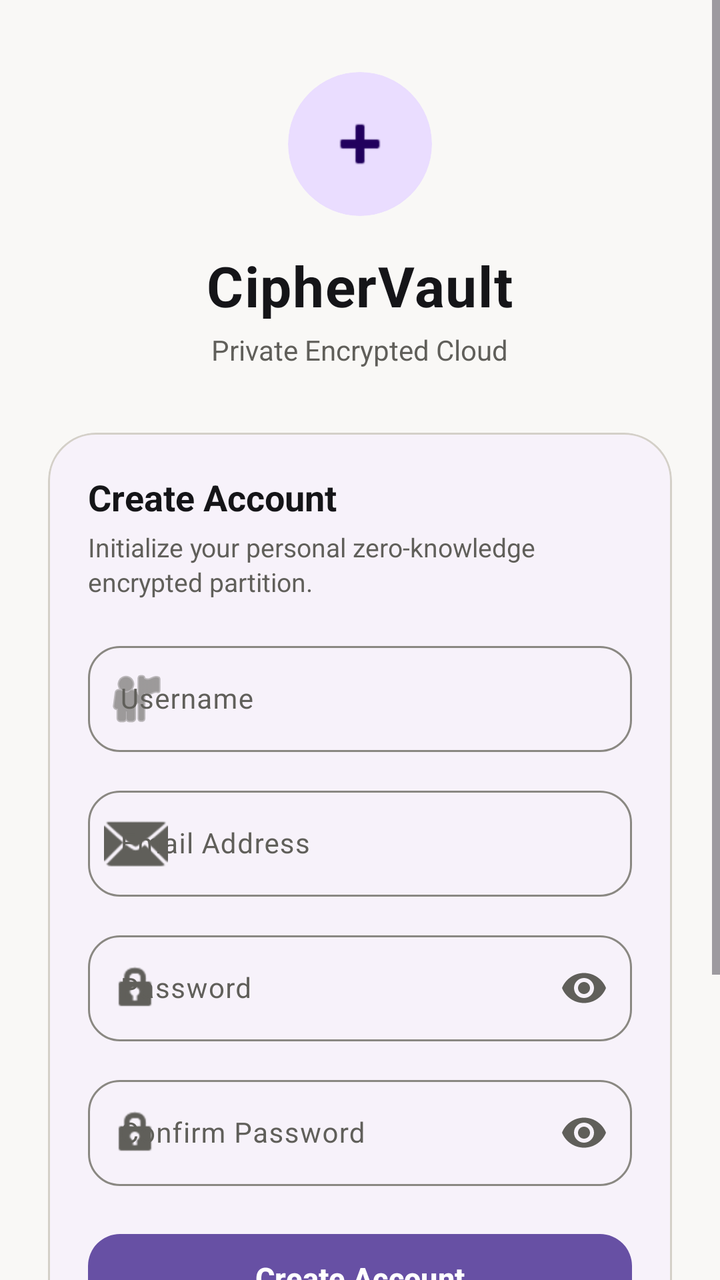
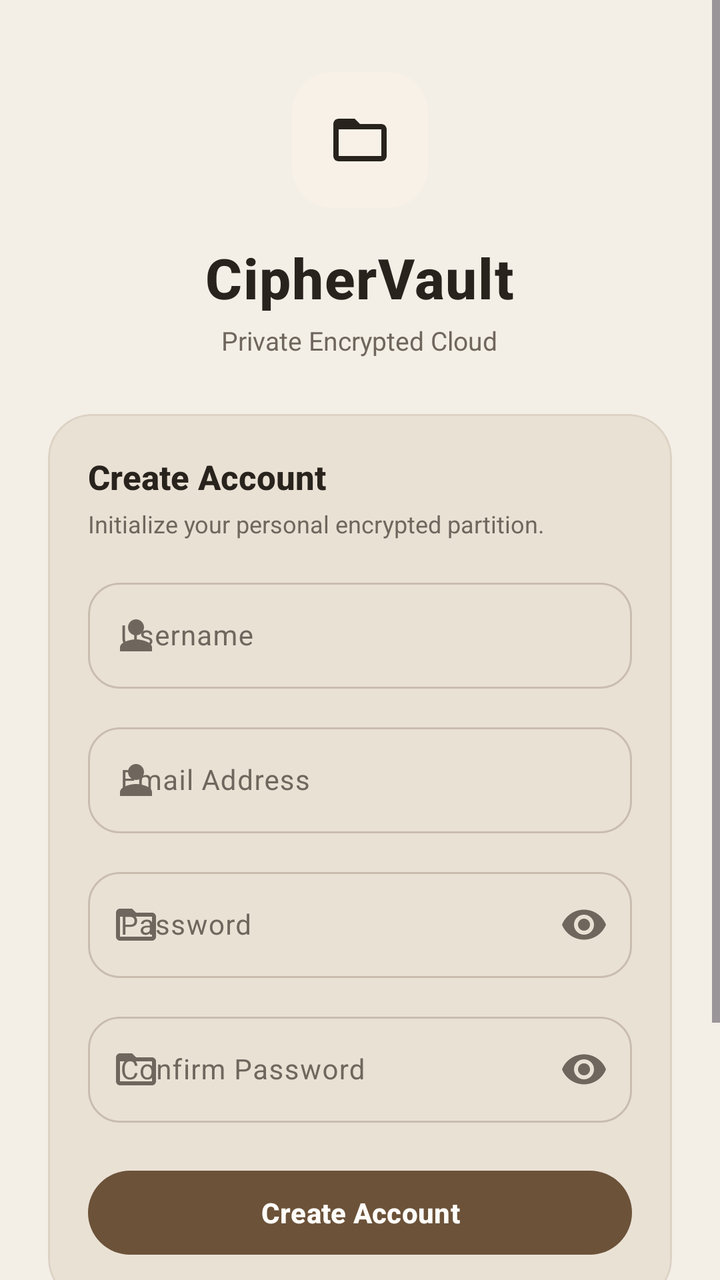

An Android layout rendered at two revisions. The XML below is the earlier revision; the diff shows what the commit changed to produce the second picture.
<!-- AndroidManifest.xml: application theme Theme.CipherVault -->
<!-- res/layout/activity_sign_up.xml -->
<?xml version="1.0" encoding="utf-8"?>
<ScrollView xmlns:android="http://schemas.android.com/apk/res/android"
    xmlns:app="http://schemas.android.com/apk/res-auto"
    android:layout_width="match_parent"
    android:layout_height="match_parent"
    android:fillViewport="true"
    android:fitsSystemWindows="true"
    android:background="?attr/colorSurface">

    <LinearLayout
        android:layout_width="match_parent"
        android:layout_height="wrap_content"
        android:orientation="vertical"
        android:gravity="center_horizontal"
        android:paddingHorizontal="24dp"
        android:paddingTop="36dp"
        android:paddingBottom="24dp">

        
        <com.google.android.material.card.MaterialCardView
            android:layout_width="72dp"
            android:layout_height="72dp"
            app:cardCornerRadius="36dp"
            app:cardElevation="0dp"
            app:strokeWidth="0dp"
            app:cardBackgroundColor="?attr/colorPrimaryContainer">

            <ImageView
                android:layout_width="36dp"
                android:layout_height="36dp"
                android:layout_gravity="center"
                android:contentDescription="New Vault Account"
                android:src="@android:drawable/ic_input_add"
                app:tint="?attr/colorOnPrimaryContainer" />
        </com.google.android.material.card.MaterialCardView>

        
        <TextView
            android:layout_width="wrap_content"
            android:layout_height="wrap_content"
            android:layout_marginTop="16dp"
            android:text="CipherVault"
            android:textColor="?attr/colorOnSurface"
            android:textSize="28sp"
            android:textStyle="bold"
            android:letterSpacing="0.02" />

        <TextView
            android:layout_width="wrap_content"
            android:layout_height="wrap_content"
            android:layout_marginTop="4dp"
            android:text="Private Encrypted Cloud"
            android:textColor="?attr/colorOnSurfaceVariant"
            android:textSize="14sp" />

        
        <com.google.android.material.card.MaterialCardView
            android:layout_width="match_parent"
            android:layout_height="wrap_content"
            android:layout_marginTop="32dp"
            app:cardCornerRadius="24dp"
            app:cardElevation="0dp"
            app:strokeWidth="1dp"
            app:strokeColor="?attr/colorOutlineVariant"
            app:cardBackgroundColor="?attr/colorSurfaceContainerLow">

            <LinearLayout
                android:layout_width="match_parent"
                android:layout_height="wrap_content"
                android:orientation="vertical"
                android:padding="20dp">

                <TextView
                    android:layout_width="match_parent"
                    android:layout_height="wrap_content"
                    android:text="Create Account"
                    android:textColor="?attr/colorOnSurface"
                    android:textSize="18sp"
                    android:textStyle="bold" />

                <TextView
                    android:layout_width="match_parent"
                    android:layout_height="wrap_content"
                    android:layout_marginTop="4dp"
                    android:text="Initialize your personal zero-knowledge encrypted partition."
                    android:textColor="?attr/colorOnSurfaceVariant"
                    android:textSize="13sp"
                    android:lineSpacingExtra="2dp" />

                
                <com.google.android.material.textfield.TextInputLayout
                    android:layout_width="match_parent"
                    android:layout_height="wrap_content"
                    android:layout_marginTop="18dp"
                    android:hint="Username"
                    style="@style/Widget.Material3.TextInputLayout.OutlinedBox"
                    app:boxCornerRadiusTopStart="16dp"
                    app:boxCornerRadiusTopEnd="16dp"
                    app:boxCornerRadiusBottomStart="16dp"
                    app:boxCornerRadiusBottomEnd="16dp"
                    app:startIconDrawable="@android:drawable/ic_menu_myplaces"
                    app:startIconTint="?attr/colorOnSurfaceVariant">

                    <com.google.android.material.textfield.TextInputEditText
                        android:id="@+id/usernameInput"
                        android:layout_width="match_parent"
                        android:layout_height="wrap_content"
                        android:inputType="text"
                        android:singleLine="true"
                        android:textColor="?attr/colorOnSurface"
                        android:textSize="14sp" />
                </com.google.android.material.textfield.TextInputLayout>

                
                <com.google.android.material.textfield.TextInputLayout
                    android:layout_width="match_parent"
                    android:layout_height="wrap_content"
                    android:layout_marginTop="14dp"
                    android:hint="Email Address"
                    style="@style/Widget.Material3.TextInputLayout.OutlinedBox"
                    app:boxCornerRadiusTopStart="16dp"
                    app:boxCornerRadiusTopEnd="16dp"
                    app:boxCornerRadiusBottomStart="16dp"
                    app:boxCornerRadiusBottomEnd="16dp"
                    app:startIconDrawable="@android:drawable/ic_dialog_email"
                    app:startIconTint="?attr/colorOnSurfaceVariant">

                    <com.google.android.material.textfield.TextInputEditText
                        android:id="@+id/emailInput"
                        android:layout_width="match_parent"
                        android:layout_height="wrap_content"
                        android:inputType="textEmailAddress"
                        android:singleLine="true"
                        android:textColor="?attr/colorOnSurface"
                        android:textSize="14sp" />
                </com.google.android.material.textfield.TextInputLayout>

                
                <com.google.android.material.textfield.TextInputLayout
                    android:layout_width="match_parent"
                    android:layout_height="wrap_content"
                    android:layout_marginTop="14dp"
                    android:hint="Password"
                    style="@style/Widget.Material3.TextInputLayout.OutlinedBox"
                    app:boxCornerRadiusTopStart="16dp"
                    app:boxCornerRadiusTopEnd="16dp"
                    app:boxCornerRadiusBottomStart="16dp"
                    app:boxCornerRadiusBottomEnd="16dp"
                    app:startIconDrawable="@android:drawable/ic_lock_idle_lock"
                    app:startIconTint="?attr/colorOnSurfaceVariant"
                    app:endIconMode="password_toggle">

                    <com.google.android.material.textfield.TextInputEditText
                        android:id="@+id/passwordInput"
                        android:layout_width="match_parent"
                        android:layout_height="wrap_content"
                        android:inputType="textPassword"
                        android:singleLine="true"
                        android:textColor="?attr/colorOnSurface"
                        android:textSize="14sp" />
                </com.google.android.material.textfield.TextInputLayout>

                
                <com.google.android.material.textfield.TextInputLayout
                    android:layout_width="match_parent"
                    android:layout_height="wrap_content"
                    android:layout_marginTop="14dp"
                    android:hint="Confirm Password"
                    style="@style/Widget.Material3.TextInputLayout.OutlinedBox"
                    app:boxCornerRadiusTopStart="16dp"
                    app:boxCornerRadiusTopEnd="16dp"
                    app:boxCornerRadiusBottomStart="16dp"
                    app:boxCornerRadiusBottomEnd="16dp"
                    app:startIconDrawable="@android:drawable/ic_lock_idle_lock"
                    app:startIconTint="?attr/colorOnSurfaceVariant"
                    app:endIconMode="password_toggle">

                    <com.google.android.material.textfield.TextInputEditText
                        android:id="@+id/confirmPasswordInput"
                        android:layout_width="match_parent"
                        android:layout_height="wrap_content"
                        android:inputType="textPassword"
                        android:singleLine="true"
                        android:textColor="?attr/colorOnSurface"
                        android:textSize="14sp" />
                </com.google.android.material.textfield.TextInputLayout>

                
                <com.google.android.material.button.MaterialButton
                    android:id="@+id/registerButton"
                    android:layout_width="match_parent"
                    android:layout_height="52dp"
                    android:layout_marginTop="20dp"
                    android:text="Create Account"
                    android:textAllCaps="false"
                    android:textColor="?attr/colorOnPrimary"
                    android:textSize="15sp"
                    android:textStyle="bold"
                    app:backgroundTint="?attr/colorPrimary"
                    app:cornerRadius="16dp" />

            </LinearLayout>
        </com.google.android.material.card.MaterialCardView>

        
        <com.google.android.material.divider.MaterialDivider
            android:layout_width="match_parent"
            android:layout_height="wrap_content"
            android:layout_marginTop="28dp"
            app:dividerColor="?attr/colorOutlineVariant" />

        
        <TextView
            android:id="@+id/loginLink"
            android:layout_width="wrap_content"
            android:layout_height="48dp"
            android:layout_marginTop="16dp"
            android:gravity="center"
            android:clickable="true"
            android:focusable="true"
            android:text="Already registered? Sign In"
            android:textColor="?attr/colorPrimary"
            android:textSize="13sp"
            android:textStyle="bold" />

        
        <TextView
            android:layout_width="wrap_content"
            android:layout_height="wrap_content"
            android:layout_marginTop="24dp"
            android:gravity="center"
            android:text="AES-256-GCM Encrypted Storage"
            android:textColor="?attr/colorOutline"
            android:textSize="11sp"
            android:letterSpacing="0.03" />

    </LinearLayout>
</ScrollView>
<!-- resources referenced by this layout -->
<resources>
  <style name="Theme.CipherVault" parent="Theme.Material3.DayNight.NoActionBar">
          
          <item name="colorSurface">@color/md_theme_light_surface</item>
          <item name="colorOnSurface">@color/md_theme_light_onSurface</item>
          <item name="colorSurfaceVariant">@color/md_theme_light_surfaceVariant</item>
          <item name="colorOnSurfaceVariant">@color/md_theme_light_onSurfaceVariant</item>
          <item name="colorOutline">@color/md_theme_light_outline</item>
          <item name="colorOutlineVariant">@color/md_theme_light_outlineVariant</item>
  
          
          <item name="android:statusBarColor">@android:color/transparent</item>
          <item name="android:navigationBarColor">@android:color/transparent</item>
          <item name="android:windowLightStatusBar">true</item>
          <item name="android:windowLightNavigationBar" tools:targetApi="o_mr1">true</item>
      </style>
  <color name="md_theme_light_surface">#F9F8F6</color>
  <color name="md_theme_light_onSurface">#151518</color>
  <color name="md_theme_light_surfaceVariant">#E6E3DD</color>
  <color name="md_theme_light_onSurfaceVariant">#605F5A</color>
  <color name="md_theme_light_outline">#8A8882</color>
  <color name="md_theme_light_outlineVariant">#D4D0C8</color>
</resources>

<!-- the commit's change to res/layout/activity_sign_up.xml (unified diff, before → after) -->
@@ -18,20 +18,20 @@
 
         
         <com.google.android.material.card.MaterialCardView
-            android:layout_width="72dp"
-            android:layout_height="72dp"
-            app:cardCornerRadius="36dp"
+            android:layout_width="68dp"
+            android:layout_height="68dp"
+            app:cardCornerRadius="20dp"
             app:cardElevation="0dp"
             app:strokeWidth="0dp"
-            app:cardBackgroundColor="?attr/colorPrimaryContainer">
+            app:cardBackgroundColor="?attr/colorSecondaryContainer">
 
             <ImageView
-                android:layout_width="36dp"
-                android:layout_height="36dp"
+                android:layout_width="32dp"
+                android:layout_height="32dp"
                 android:layout_gravity="center"
                 android:contentDescription="New Vault Account"
-                android:src="@android:drawable/ic_input_add"
-                app:tint="?attr/colorOnPrimaryContainer" />
+                android:src="@drawable/ic_nav_files"
+                app:tint="?attr/colorOnSecondaryContainer" />
         </com.google.android.material.card.MaterialCardView>
 
         
@@ -42,6 +42,7 @@
             android:text="CipherVault"
             android:textColor="?attr/colorOnSurface"
             android:textSize="28sp"
+            android:fontFamily="sans-serif-medium"
             android:textStyle="bold"
             android:letterSpacing="0.02" />
 
@@ -51,14 +52,14 @@
             android:layout_marginTop="4dp"
             android:text="Private Encrypted Cloud"
             android:textColor="?attr/colorOnSurfaceVariant"
-            android:textSize="14sp" />
+            android:textSize="13sp" />
 
         
         <com.google.android.material.card.MaterialCardView
             android:layout_width="match_parent"
             android:layout_height="wrap_content"
-            android:layout_marginTop="32dp"
-            app:cardCornerRadius="24dp"
+            android:layout_marginTop="28dp"
+            app:cardCornerRadius="22dp"
             app:cardElevation="0dp"
             app:strokeWidth="1dp"
             app:strokeColor="?attr/colorOutlineVariant"
@@ -75,30 +76,31 @@
                     android:layout_height="wrap_content"
                     android:text="Create Account"
                     android:textColor="?attr/colorOnSurface"
-                    android:textSize="18sp"
+                    android:textSize="17sp"
+                    android:fontFamily="sans-serif-medium"
                     android:textStyle="bold" />
 
                 <TextView
                     android:layout_width="match_parent"
                     android:layout_height="wrap_content"
                     android:layout_marginTop="4dp"
-                    android:text="Initialize your personal zero-knowledge encrypted partition."
+                    android:text="Initialize your personal encrypted partition."
                     android:textColor="?attr/colorOnSurfaceVariant"
-                    android:textSize="13sp"
+                    android:textSize="12sp"
                     android:lineSpacingExtra="2dp" />
 
                 
                 <com.google.android.material.textfield.TextInputLayout
                     android:layout_width="match_parent"
                     android:layout_height="wrap_content"
-                    android:layout_marginTop="18dp"
+                    android:layout_marginTop="16dp"
                     android:hint="Username"
                     style="@style/Widget.Material3.TextInputLayout.OutlinedBox"
                     app:boxCornerRadiusTopStart="16dp"
                     app:boxCornerRadiusTopEnd="16dp"
                     app:boxCornerRadiusBottomStart="16dp"
                     app:boxCornerRadiusBottomEnd="16dp"
-                    app:startIconDrawable="@android:drawable/ic_menu_myplaces"
+                    app:startIconDrawable="@drawable/ic_nav_profile"
                     app:startIconTint="?attr/colorOnSurfaceVariant">
 
                     <com.google.android.material.textfield.TextInputEditText
@@ -122,7 +124,7 @@
                     app:boxCornerRadiusTopEnd="16dp"
                     app:boxCornerRadiusBottomStart="16dp"
                     app:boxCornerRadiusBottomEnd="16dp"
-                    app:startIconDrawable="@android:drawable/ic_dialog_email"
+                    app:startIconDrawable="@drawable/ic_nav_profile"
                     app:startIconTint="?attr/colorOnSurfaceVariant">
 
                     <com.google.android.material.textfield.TextInputEditText
@@ -146,7 +148,7 @@
                     app:boxCornerRadiusTopEnd="16dp"
                     app:boxCornerRadiusBottomStart="16dp"
                     app:boxCornerRadiusBottomEnd="16dp"
-                    app:startIconDrawable="@android:drawable/ic_lock_idle_lock"
+                    app:startIconDrawable="@drawable/ic_nav_files"
                     app:startIconTint="?attr/colorOnSurfaceVariant"
                     app:endIconMode="password_toggle">
 
@@ -171,7 +173,7 @@
                     app:boxCornerRadiusTopEnd="16dp"
                     app:boxCornerRadiusBottomStart="16dp"
                     app:boxCornerRadiusBottomEnd="16dp"
-                    app:startIconDrawable="@android:drawable/ic_lock_idle_lock"
+                    app:startIconDrawable="@drawable/ic_nav_files"
                     app:startIconTint="?attr/colorOnSurfaceVariant"
                     app:endIconMode="password_toggle">
 
@@ -189,15 +191,15 @@
                 <com.google.android.material.button.MaterialButton
                     android:id="@+id/registerButton"
                     android:layout_width="match_parent"
-                    android:layout_height="52dp"
+                    android:layout_height="50dp"
                     android:layout_marginTop="20dp"
                     android:text="Create Account"
                     android:textAllCaps="false"
                     android:textColor="?attr/colorOnPrimary"
-                    android:textSize="15sp"
+                    android:textSize="14sp"
                     android:textStyle="bold"
                     app:backgroundTint="?attr/colorPrimary"
-                    app:cornerRadius="16dp" />
+                    app:cornerRadius="25dp" />
 
             </LinearLayout>
         </com.google.android.material.card.MaterialCardView>
@@ -214,22 +216,23 @@
             android:id="@+id/loginLink"
             android:layout_width="wrap_content"
             android:layout_height="48dp"
-            android:layout_marginTop="16dp"
+            android:layout_marginTop="14dp"
             android:gravity="center"
             android:clickable="true"
             android:focusable="true"
             android:text="Already registered? Sign In"
             android:textColor="?attr/colorPrimary"
             android:textSize="13sp"
+            android:fontFamily="sans-serif-medium"
             android:textStyle="bold" />
 
         
         <TextView
             android:layout_width="wrap_content"
             android:layout_height="wrap_content"
-            android:layout_marginTop="24dp"
+            android:layout_marginTop="20dp"
             android:gravity="center"
-            android:text="AES-256-GCM Encrypted Storage"
+            android:text="@string/caption_aes_gcm"
             android:textColor="?attr/colorOutline"
             android:textSize="11sp"
             android:letterSpacing="0.03" />
<!-- resource entries referenced after the edit -->
@@ -1,25 +1,103 @@
 <!-- resources referenced by this layout -->
 <resources>
+  <!-- drawable ic_nav_files (drawable) -->
+  <vector xmlns:android="http://schemas.android.com/apk/res/android"
+      android:width="24dp"
+      android:height="24dp"
+      android:viewportWidth="24"
+      android:viewportHeight="24">
+    <path
+        android:fillColor="@android:color/white"
+        android:pathData="M20,6h-8l-2,-2H4C2.9,4 2.01,4.9 2.01,6L2,18c0,1.1 0.9,2 2,2h16c1.1,0 2,-0.9 2,-2V8c0,-1.1 -0.9,-2 -2,-2zM20,18H4V8h16v10z"/>
+  </vector>
+  <!-- drawable ic_nav_profile (drawable) -->
+  <vector xmlns:android="http://schemas.android.com/apk/res/android"
+      android:width="24dp"
+      android:height="24dp"
+      android:viewportWidth="24"
+      android:viewportHeight="24">
+    <path
+        android:fillColor="@android:color/white"
+        android:pathData="M12,12c2.21,0 4,-1.79 4,-4s-1.79,-4 -4,-4 -4,1.79 -4,4 1.79,4 4,4zM12,14c-2.67,0 -8,1.34 -8,4v2h16v-2c0,-2.66 -5.33,-4 -8,-4z"/>
+  </vector>
+  <string name="caption_aes_gcm">AES-256-GCM Encrypted Storage</string>
   <style name="Theme.CipherVault" parent="Theme.Material3.DayNight.NoActionBar">
           
-          <item name="colorSurface">@color/md_theme_light_surface</item>
-          <item name="colorOnSurface">@color/md_theme_light_onSurface</item>
-          <item name="colorSurfaceVariant">@color/md_theme_light_surfaceVariant</item>
-          <item name="colorOnSurfaceVariant">@color/md_theme_light_onSurfaceVariant</item>
-          <item name="colorOutline">@color/md_theme_light_outline</item>
-          <item name="colorOutlineVariant">@color/md_theme_light_outlineVariant</item>
+          <item name="colorPrimary">@color/cv_light_primary_brown</item>
+          <item name="colorOnPrimary">@color/cv_light_surface</item>
+          <item name="colorPrimaryContainer">@color/cv_light_surface_container</item>
+          <item name="colorOnPrimaryContainer">@color/cv_light_text_primary</item>
+  
+          <item name="colorSecondary">@color/cv_light_caramel</item>
+          <item name="colorOnSecondary">@color/cv_light_surface</item>
+          <item name="colorSecondaryContainer">@color/cv_light_surface_elevated</item>
+          <item name="colorOnSecondaryContainer">@color/cv_light_text_primary</item>
+  
+          
+          <item name="android:colorBackground">@color/cv_light_bg</item>
+          <item name="colorSurface">@color/cv_light_bg</item>
+          <item name="colorOnSurface">@color/cv_light_text_primary</item>
+          <item name="colorSurfaceVariant">@color/cv_light_surface_container</item>
+          <item name="colorOnSurfaceVariant">@color/cv_light_text_secondary</item>
+          <item name="colorSurfaceContainer">@color/cv_light_surface</item>
+          <item name="colorSurfaceContainerLow">@color/cv_light_surface_container</item>
+          <item name="colorSurfaceContainerHigh">@color/cv_light_surface_elevated</item>
+          <item name="colorSurfaceContainerHighest">@color/cv_light_surface_container</item>
+  
+          
+          <item name="colorOutline">@color/cv_light_outline</item>
+          <item name="colorOutlineVariant">@color/cv_light_outline_variant</item>
+  
+          
+          <item name="colorError">@color/status_error</item>
+          <item name="colorOnError">#FFFFFF</item>
+          <item name="colorErrorContainer">@color/status_error_container</item>
   
           
           <item name="android:statusBarColor">@android:color/transparent</item>
           <item name="android:navigationBarColor">@android:color/transparent</item>
           <item name="android:windowLightStatusBar">true</item>
           <item name="android:windowLightNavigationBar" tools:targetApi="o_mr1">true</item>
+  
+          
+          <item name="shapeAppearanceSmallComponent">@style/ShapeAppearance.CipherVault.Small</item>
+          <item name="shapeAppearanceMediumComponent">@style/ShapeAppearance.CipherVault.Medium</item>
+          <item name="shapeAppearanceLargeComponent">@style/ShapeAppearance.CipherVault.Large</item>
+          <item name="bottomSheetDialogTheme">@style/Theme.CipherVault.BottomSheetDialog</item>
       </style>
-  <color name="md_theme_light_surface">#F9F8F6</color>
-  <color name="md_theme_light_onSurface">#151518</color>
-  <color name="md_theme_light_surfaceVariant">#E6E3DD</color>
-  <color name="md_theme_light_onSurfaceVariant">#605F5A</color>
-  <color name="md_theme_light_outline">#8A8882</color>
-  <color name="md_theme_light_outlineVariant">#D4D0C8</color>
+  <color name="cv_light_primary_brown">#6B5239</color>
+  <color name="cv_light_surface">#FFFDF9</color>
+  <color name="cv_light_surface_container">#EAE1D5</color>
+  <color name="cv_light_text_primary">#29231D</color>
+  <color name="cv_light_caramel">#A68157</color>
+  <color name="cv_light_surface_elevated">#F7F1E8</color>
+  <color name="cv_light_bg">#F3EEE6</color>
+  <color name="cv_light_text_secondary">#6F665D</color>
+  <color name="cv_light_outline">#C9BDAF</color>
+  <color name="cv_light_outline_variant">#DDD3C5</color>
+  <color name="status_error">#EF4444</color>
+  <color name="status_error_container">#3D1515</color>
+  <style name="ShapeAppearance.CipherVault.Small" parent="ShapeAppearance.Material3.Corner.Small">
+          <item name="cornerSize">14dp</item>
+      </style>
+  <style name="ShapeAppearance.CipherVault.Medium" parent="ShapeAppearance.Material3.Corner.Medium">
+          <item name="cornerSize">20dp</item>
+      </style>
+  <style name="ShapeAppearance.CipherVault.Large" parent="ShapeAppearance.Material3.Corner.Large">
+          <item name="cornerSize">26dp</item>
+      </style>
+  <style name="Theme.CipherVault.BottomSheetDialog" parent="ThemeOverlay.Material3.BottomSheetDialog">
+          <item name="bottomSheetStyle">@style/Widget.CipherVault.BottomSheet</item>
+      </style>
+  <style name="Widget.CipherVault.BottomSheet" parent="Widget.Material3.BottomSheet">
+          <item name="shapeAppearance">@style/ShapeAppearance.CipherVault.BottomSheet</item>
+          <item name="backgroundTint">@color/cv_light_surface</item>
+      </style>
+  <style name="ShapeAppearance.CipherVault.BottomSheet" parent="ShapeAppearance.Material3.Corner.Large">
+          <item name="cornerSizeTopLeft">28dp</item>
+          <item name="cornerSizeTopRight">28dp</item>
+          <item name="cornerSizeBottomLeft">0dp</item>
+          <item name="cornerSizeBottomRight">0dp</item>
+      </style>
 </resources>
 
